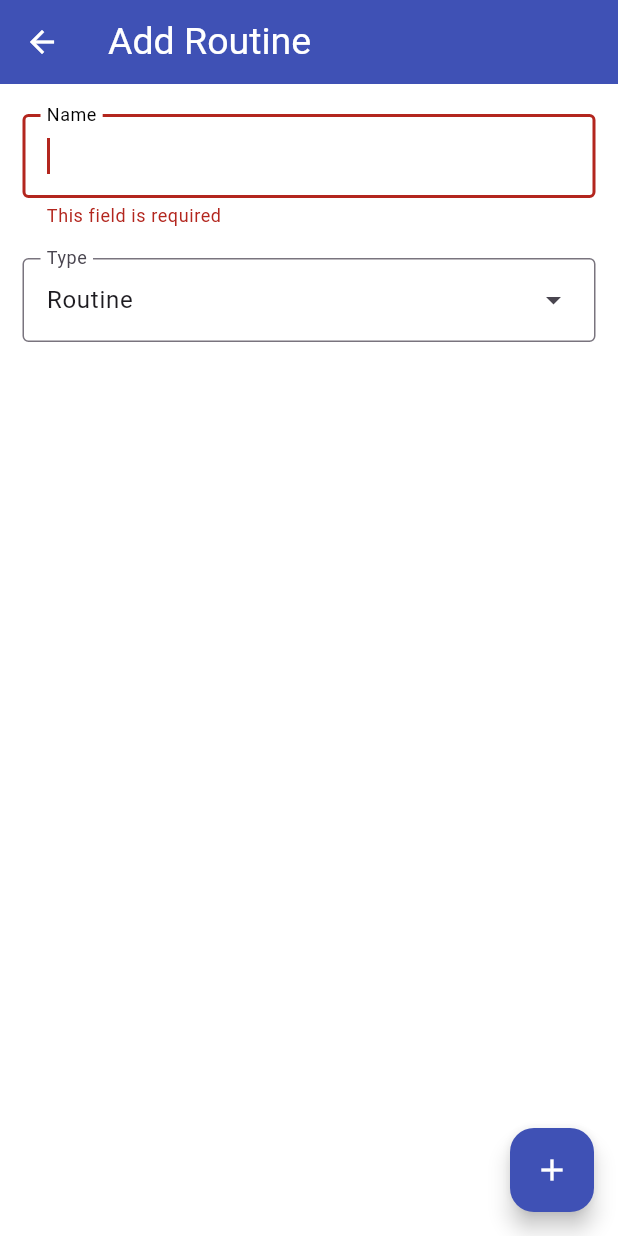
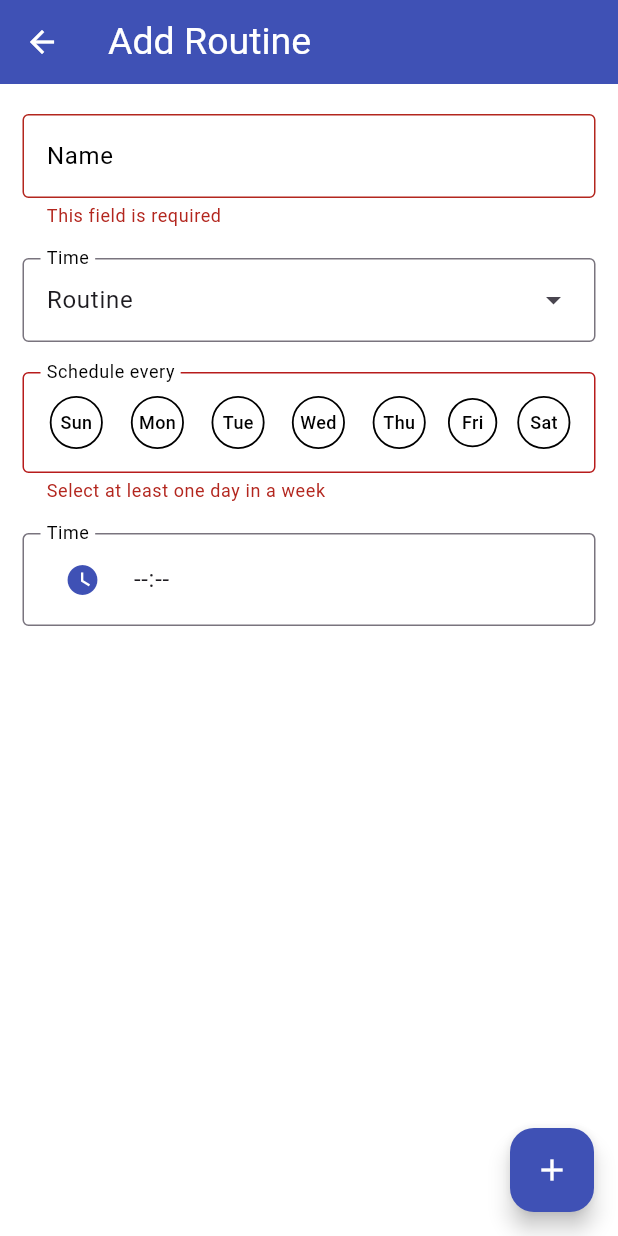
Before and after one commit to olopsc-rxaliman/studyante, a Flutter app: the RoutineBuilderAddModifyRoutinePage screen opened directly, after a tap on the "add" icon, on a phone screen of 412 x 824 dp. Run offline on Flutter 3.47's test engine with Material 3 defaults, Android fonts, the phone set to English and light mode, and no system bars; our stand-ins replace animated_list_plus, hive_flutter; accounts and stored records are empty.

Commit message:
Completed "add/modify routine" UI (not functional yet)

```diff
--- a/lib/components/routinebuilder/routinebuilder_add_modify_routine.dart
+++ b/lib/components/routinebuilder/routinebuilder_add_modify_routine.dart
@@ -1,7 +1,7 @@
 import "package:flutter/material.dart";
 import "package:studyante/hive/hive_constants.dart";
 
-class RoutineBuilderAddModifyRoutinePage extends StatelessWidget {
+class RoutineBuilderAddModifyRoutinePage extends StatefulWidget {
   final Map? routine;
 
   const RoutineBuilderAddModifyRoutinePage({
@@ -10,10 +10,88 @@ class RoutineBuilderAddModifyRoutinePage extends StatelessWidget {
   });
 
   @override
+  State<RoutineBuilderAddModifyRoutinePage> createState() => _RoutineBuilderAddModifyRoutinePageState();
+}
+
+class _RoutineBuilderAddModifyRoutinePageState extends State<RoutineBuilderAddModifyRoutinePage> {
+  late final Map? routine;
+  late final TextEditingController nameInputController;
+  late final TextEditingController routineInputController;
+  late final GlobalKey<FormState> formKey;
+  late bool isErrorOnSchedule;
+  var selectedTime;
+
+  Map scheduleOn = {
+    'sunday': false,
+    'monday': false,
+    'tuesday': false,
+    'wednesday': false,
+    'thursday': false,
+    'friday': false,
+    'saturday': false,
+  };
+
+  @override
+  void initState() {
+    super.initState();
+    routine = widget.routine;
+    nameInputController = TextEditingController();
+    routineInputController = TextEditingController();
+    formKey = GlobalKey<FormState>();
+    isErrorOnSchedule = false;
+  }
+
+  @override
+  void dispose() {
+    nameInputController.dispose();
+    routineInputController.dispose();
+    super.dispose();
+  }
+
+  bool selectedAtleastOneDay() => scheduleOn.keys.where(
+    (element) => scheduleOn[element] == true
+  ).isNotEmpty;
+
+  Widget textInsideCircle({required String text, required String dayOfWeek}) {
+    return InkWell(
+      customBorder: const CircleBorder(),
+      splashFactory: InkRipple.splashFactory,
+      borderRadius: BorderRadius.circular(10),
+      highlightColor: Colors.black.withOpacity(0.05),
+      splashColor: Colors.black.withOpacity(0.1),
+      onTap: () {
+        setState(() {
+          scheduleOn[dayOfWeek] = !scheduleOn[dayOfWeek];
+        });
+      },
+      child: Ink(
+        decoration: ShapeDecoration(
+          shape: CircleBorder(
+            side: BorderSide(
+              strokeAlign: BorderSide.strokeAlignInside,
+              color: scheduleOn[dayOfWeek] == true ? Colors.transparent : Colors.black,
+              width: 1.2,
+            ),
+          ),
+          color: scheduleOn[dayOfWeek] == true ? Colors.indigo : null,
+        ),
+        child: Padding(
+          padding: const EdgeInsets.all(8.0),
+          child: Text(
+            text,
+            style: TextStyle(
+              color: scheduleOn[dayOfWeek] == true ? Colors.white : Colors.black,
+              fontSize: 12,
+              fontWeight: FontWeight.w500,
+            ),
+          ),
+        ),
+      ),
+    );
+  }
+
+  @override
   Widget build(BuildContext context) {
-    final formKey = GlobalKey<FormState>();
-    TextEditingController nameInputController = TextEditingController();
-
     return Scaffold(
       backgroundColor: Colors.white,
       appBar: AppBar(
@@ -30,8 +108,13 @@ class RoutineBuilderAddModifyRoutinePage extends StatelessWidget {
       floatingActionButton: FloatingActionButton(
         backgroundColor: Colors.indigo,
         onPressed: () {
+          setState(() {
+            isErrorOnSchedule = !selectedAtleastOneDay();
+          });
           if (formKey.currentState!.validate()) {
-            // TODO: Implement submission of routine
+            if (isErrorOnSchedule == false) {
+              print("Accepted");
+            }
           }
         },
         child: const Icon(
@@ -67,23 +150,28 @@ class RoutineBuilderAddModifyRoutinePage extends StatelessWidget {
                     )
                   ),
                 ),
-                autofocus: true,
-                textInputAction: TextInputAction.next,
+                autofocus: false,
+                textInputAction: TextInputAction.done,
+                onTapOutside: (event) => FocusManager.instance.primaryFocus?.unfocus(),
                 validator: (value) {
                   if (value == null || value.toString().isEmpty) return "This field is required";
                   return null;
                 },
               ),
               const SizedBox(height: 20.0),
-              const DropdownMenu(
-                menuStyle: MenuStyle(
+              DropdownMenu(
+                controller: routineInputController,
+                menuStyle: const MenuStyle(
                   backgroundColor: WidgetStatePropertyAll(Colors.white),
                   padding: WidgetStatePropertyAll(EdgeInsets.symmetric(vertical: 12)),
                 ),
                 expandedInsets: EdgeInsets.zero,
-                label: Text("Type"),
+                label: const Text(
+                  "Time",
+                  style: TextStyle(color: Colors.black),
+                ),
                 initialSelection: RoutineType.misc,
-                dropdownMenuEntries: [
+                dropdownMenuEntries: const [
                   DropdownMenuEntry(
                     value: RoutineType.misc,
                     leadingIcon: Icon(Icons.refresh),
@@ -101,6 +189,66 @@ class RoutineBuilderAddModifyRoutinePage extends StatelessWidget {
                   ),
                 ],
               ),
+              const SizedBox(height: 20.0),
+              InputDecorator(
+                decoration: InputDecoration(
+                  label: const Text(
+                    "Schedule every",
+                    style: TextStyle(color: Colors.black),
+                  ),
+                  border: const OutlineInputBorder(),
+                  errorBorder: OutlineInputBorder(
+                    borderSide: BorderSide(
+                      color: Colors.red.shade900,
+                      width: 1,
+                    ),
+                  ),
+                  errorText: isErrorOnSchedule ? "Select at least one day in a week" : null,
+                ),
+                child: Row(
+                  mainAxisAlignment: MainAxisAlignment.spaceBetween,
+                  children: [
+                    textInsideCircle(text: "Sun", dayOfWeek: 'sunday'),
+                    textInsideCircle(text: "Mon", dayOfWeek: 'monday'),
+                    textInsideCircle(text: "Tue", dayOfWeek: 'tuesday'),
+                    textInsideCircle(text: "Wed", dayOfWeek: 'wednesday'),
+                    textInsideCircle(text: "Thu", dayOfWeek: 'thursday'),
+                    textInsideCircle(text: "Fri", dayOfWeek: 'friday'),
+                    textInsideCircle(text: "Sat", dayOfWeek: 'saturday'),
+                  ],
+                ),
+              ),
+              const SizedBox(height: 20.0),
+              InputDecorator(
+                decoration: const InputDecoration(
+                  border: OutlineInputBorder(),
+                  label: Text(
+                    "Time",
+                    style: TextStyle(color: Colors.black),
+                  ),
+                ),
+                child: ListTile(
+                  minTileHeight: 30,
+                  minVerticalPadding: 0,
+                  contentPadding: EdgeInsets.zero,
+                  horizontalTitleGap: 10,
+                  title: const Text("--:--"),
+                  leading: IconButton(
+                    onPressed: () async {
+                      showDialog(
+                        context: context,
+                        builder: (context) => TimePickerDialog(
+                          initialTime: TimeOfDay.now(),
+                        ),
+                      );
+                    },
+                    icon: const Icon(
+                      Icons.watch_later,
+                      color: Colors.indigo,
+                    ),
+                  ),
+                ),
+              ),
             ],
           ),
         ),
--- a/lib/components/todolist/todolist_item_widget.dart
+++ b/lib/components/todolist/todolist_item_widget.dart
@@ -148,6 +148,7 @@ class ToDoListItemWidget extends StatelessWidget {
       ),
       child: ListTile(
         titleAlignment: ListTileTitleAlignment.titleHeight,
+        dense: true,
         leading: PopupMenuButton(
           tooltip: "Set Status",
           color: Colors.white,
--- a/lib/pages/routinebuilder_page.dart
+++ b/lib/pages/routinebuilder_page.dart
@@ -44,6 +44,7 @@ class _RoutineBuilderPageState extends State<RoutineBuilderPage> {
       length: 7,
       child: Scaffold(
         backgroundColor: Colors.indigo,
+        resizeToAvoidBottomInset: false,
         appBar: AppBar(
           backgroundColor: Colors.indigo,
           foregroundColor: Colors.white,
```
